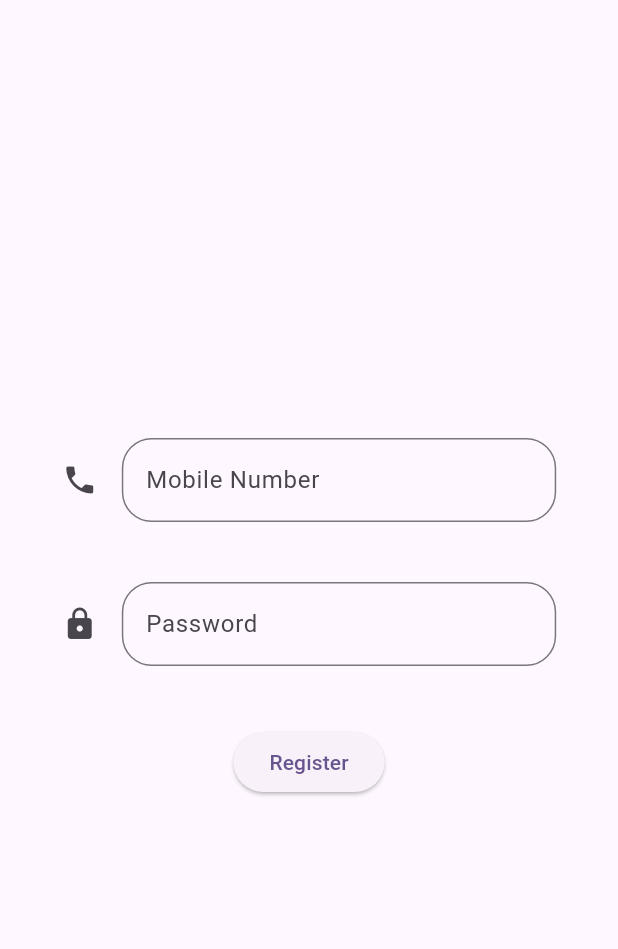
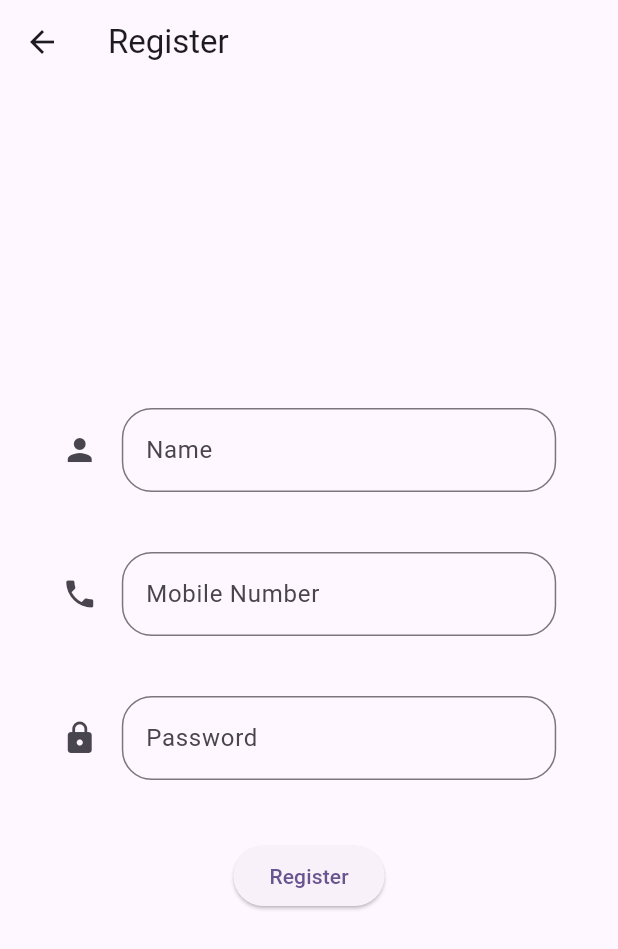
Before and after one commit to Harshavardhan1617/homebites, a Flutter app: the RegisterScreen screen opened directly, on a phone screen of 412 x 824 dp. Shown: the top 949 px of the screen. Run offline on Flutter 3.47's test engine with Material 3 defaults, Android fonts, the phone set to English and light mode, and no system bars; our stand-ins replace pocketbase; network calls fail.

Commit message:
integerate registeration  method

```diff
--- a/lib/presentation/screens/Register/register_screen.dart
+++ b/lib/presentation/screens/Register/register_screen.dart
@@ -1,14 +1,51 @@
 import 'package:flutter/material.dart';
+import 'package:home_bites/services/pocketbase/pbase.dart';
+import 'package:home_bites/presentation/screens/Home/home_screen.dart';
 
-class RegisterScreen extends StatelessWidget {
+class RegisterScreen extends StatefulWidget {
   const RegisterScreen({super.key});
+
+  @override
+  _RegisterScreenState createState() => _RegisterScreenState();
+}
+
+class _RegisterScreenState extends State<RegisterScreen> {
+  final PocketBaseClient pbClient = PocketBaseClient();
+  final TextEditingController mobileNumberController = TextEditingController();
+  final TextEditingController passwordController = TextEditingController();
+  final TextEditingController nameController = TextEditingController();
+
+  Future<void> _register() async {
+    final mobileNumber = mobileNumberController.text;
+    final password = passwordController.text;
+    final name = nameController.text;
+
+    await pbClient.register(mobileNumber, password, name);
+    //delay to allow the user to be registered before authenticating
+    await Future.delayed(Duration(milliseconds: 500));
+    await pbClient.authenticate(mobileNumber, password);
+
+    if (pbClient.checkAuth()) {
+      Navigator.pushReplacement(
+        context,
+        MaterialPageRoute(builder: (context) => HomeScreen()),
+      );
+    } else {
+      // Handle authentication failure
+      ScaffoldMessenger.of(context).showSnackBar(
+        SnackBar(content: Text('Registration failed. Please try again.')),
+      );
+    }
+  }
 
   @override
   Widget build(BuildContext context) {
     Size size = MediaQuery.of(context).size;
     return Scaffold(
+      appBar: AppBar(
+        title: Text('Register'),
+      ),
       body: Center(
-      //login form
         child: Column(
           mainAxisAlignment: MainAxisAlignment.center,
           children: <Widget>[
@@ -17,11 +54,14 @@ class RegisterScreen extends StatelessWidget {
               margin: EdgeInsets.all(20),
               width: size.width * 0.8,
               child: TextField(
+                controller: nameController,
                 decoration: InputDecoration(
-                  hintText: 'Mobile Number',
-                  icon: Icon(Icons.phone),
+                  hintText: 'Name',
+                  icon: Icon(Icons.person),
                   border: OutlineInputBorder(
-                      borderRadius: BorderRadius.circular(20))),
+                    borderRadius: BorderRadius.circular(20),
+                  ),
+                ),
               ),
             ),
             Container(
@@ -29,12 +69,30 @@ class RegisterScreen extends StatelessWidget {
               margin: EdgeInsets.all(20),
               width: size.width * 0.8,
               child: TextField(
+                controller: mobileNumberController,
+                decoration: InputDecoration(
+                  hintText: 'Mobile Number',
+                  icon: Icon(Icons.phone),
+                  border: OutlineInputBorder(
+                    borderRadius: BorderRadius.circular(20),
+                  ),
+                ),
+              ),
+            ),
+            Container(
+              alignment: Alignment.center,
+              margin: EdgeInsets.all(20),
+              width: size.width * 0.8,
+              child: TextField(
+                controller: passwordController,
                 obscureText: true,
                 decoration: InputDecoration(
                   hintText: 'Password',
                   icon: Icon(Icons.lock),
                   border: OutlineInputBorder(
-                      borderRadius: BorderRadius.circular(20))),
+                    borderRadius: BorderRadius.circular(20),
+                  ),
+                ),
               ),
             ),
             Container(
@@ -42,14 +100,13 @@ class RegisterScreen extends StatelessWidget {
               margin: EdgeInsets.all(20),
               width: size.width * 0.8,
               child: ElevatedButton(
-              onPressed: () {
-                //login action
-              },
+                onPressed: _register,
                 child: Text('Register'),
               ),
             ),
           ],
         ),
-    ));
+      ),
+    );
   }
 }
```
Lines whose indentation alone changed are shown as unchanged.
